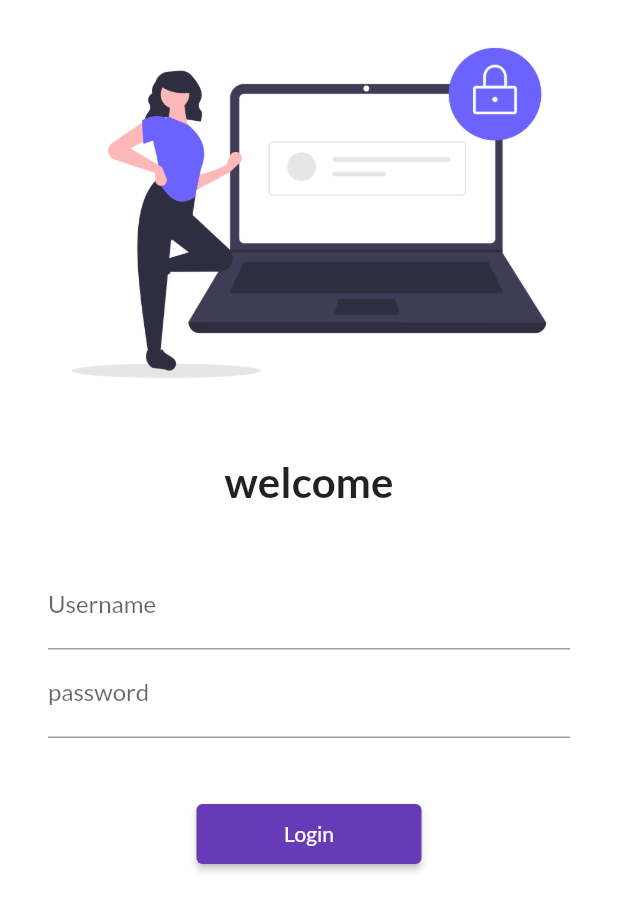
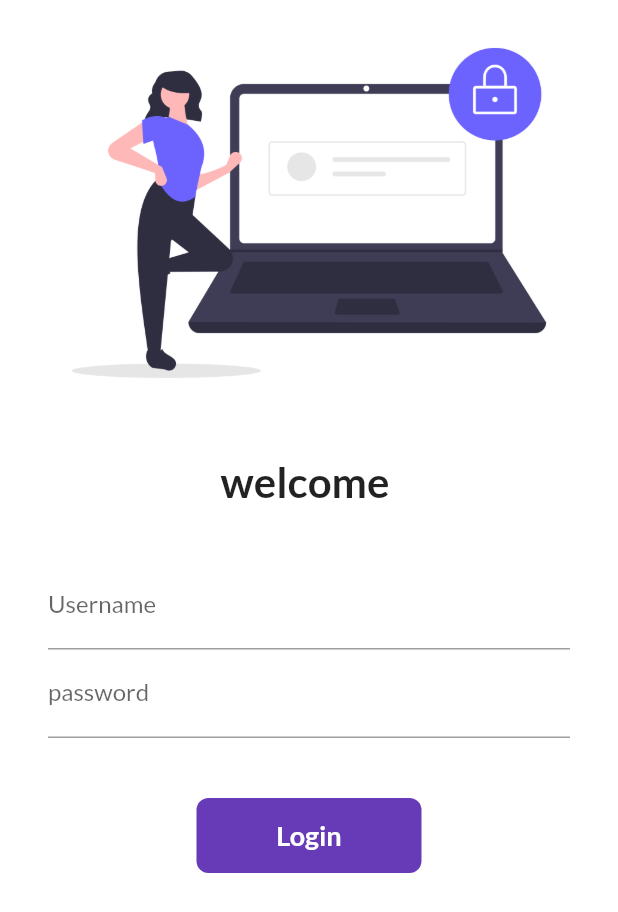
Before and after one commit to HarshJaiswal10/flutter-eShopApp, a Flutter app: the screen it shows after launch, on a phone screen of 412 x 824 dp. Shown: the top 912 px of the screen. Run offline on Flutter 3.47's test engine with Material 2 defaults, Android fonts, the phone set to English and light mode, and no system bars; our stand-ins replace google_fonts.

Commit message:
day 6 completed

```diff
--- a/lib/pages/login_page.dart
+++ b/lib/pages/login_page.dart
@@ -1,7 +1,15 @@
 import 'package:flutter/material.dart';
 import 'package:flutter_1/utils/routes.dart';
 
-class LoginPage extends StatelessWidget {
+class LoginPage extends StatefulWidget {
+  @override
+  _LoginPageState createState() => _LoginPageState();
+}
+
+class _LoginPageState extends State<LoginPage> {
+  String name = "";
+  bool changeButton = false;
+
   @override
   Widget build(BuildContext context) {
     return Material(
@@ -17,7 +25,7 @@ class LoginPage extends StatelessWidget {
                 height: 20.0,
               ),
               Text(
-                "welcome",
+                "welcome $name",
                 style: TextStyle(
                   fontSize: 28,
                   fontWeight: FontWeight.bold,
@@ -36,6 +44,10 @@ class LoginPage extends StatelessWidget {
                         hintText: "Enter username",
                         labelText: "Username",
                       ),
+                      onChanged: (value) {
+                        name = value;
+                        setState(() {});
+                      },
                     ),
                     TextFormField(
                       obscureText: true,
@@ -47,13 +59,47 @@ class LoginPage extends StatelessWidget {
                     SizedBox(
                       height: 40.0,
                     ),
-                    ElevatedButton(
-                      child: Text("Login"),
-                      style: TextButton.styleFrom(minimumSize: Size(150, 40)),
-                      onPressed: () {
+
+                    InkWell(
+                      onTap: () async {
+                        setState(() {
+                          changeButton = true;
+                        });
+                        await Future.delayed(Duration(seconds: 1));
                         Navigator.pushNamed(context, MyRoutes.homeRoute);
                       },
+                      child: AnimatedContainer(
+                        duration: Duration(seconds: 1),
+                        width: changeButton ? 50 : 150,
+                        height: 50,
+                        alignment: Alignment.center,
+                        child: changeButton
+                            ? Icon(
+                                Icons.done,
+                                color: Colors.white,
+                              )
+                            : Text(
+                                "Login",
+                                style: TextStyle(
+                                    color: Colors.white,
+                                    fontWeight: FontWeight.bold,
+                                    fontSize: 18),
+                              ),
+                        decoration: BoxDecoration(
+                          color: Colors.deepPurple,
+                          borderRadius:
+                              BorderRadius.circular(changeButton ? 50 : 8),
+                        ),
+                      ),
                     ),
+
+                    // ElevatedButton(
+                    //   child: Text("Login"),
+                    //   style: TextButton.styleFrom(minimumSize: Size(150, 40)),
+                    //   onPressed: () {
+                    //     Navigator.pushNamed(context, MyRoutes.homeRoute);
+                    //   },
+                    // ),
                   ],
                 ),
               )
```
